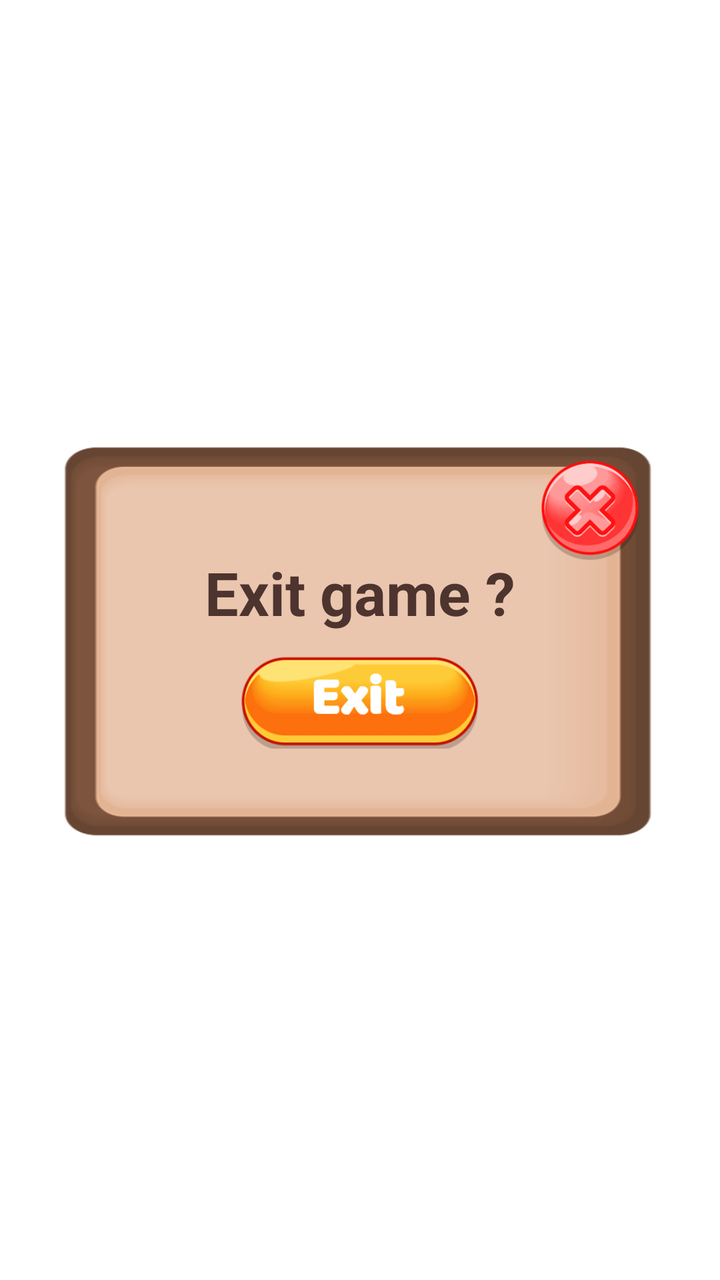
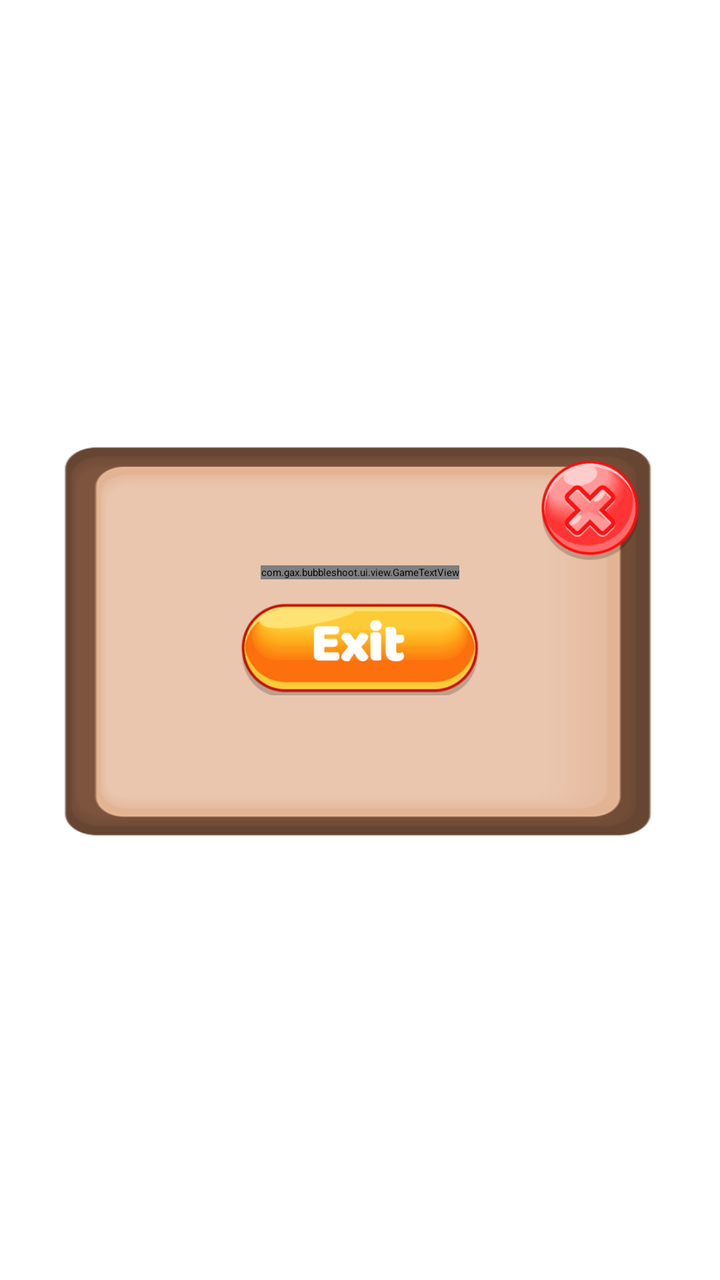

Screens rendered from an Android XML layout before and after an edit, with the pre-edit source and the edit as a unified diff.
<!-- AndroidManifest.xml: application theme Theme.App.Starting -->
<!-- res/layout/dialog_exit.xml -->
<?xml version="1.0" encoding="utf-8"?>
<androidx.constraintlayout.widget.ConstraintLayout
    xmlns:android="http://schemas.android.com/apk/res/android"
    xmlns:app="http://schemas.android.com/apk/res-auto"
    xmlns:tools="http://schemas.android.com/tools"
    android:layout_width="match_parent"
    android:layout_height="match_parent"
    tools:ignore="ContentDescription">

    <ImageView
        android:id="@+id/image_dialog"
        android:layout_width="@dimen/dialog_width"
        android:layout_height="0dp"
        android:background="@drawable/dialog"
        app:layout_constraintBottom_toBottomOf="parent"
        app:layout_constraintDimensionRatio="3:2"
        app:layout_constraintEnd_toEndOf="parent"
        app:layout_constraintStart_toStartOf="parent"
        app:layout_constraintTop_toTopOf="parent" />

    <TextView
        android:id="@+id/txt_exit"
        android:layout_width="wrap_content"
        android:layout_height="wrap_content"
        android:layout_marginTop="@dimen/margin_30"
        app:fontFamily="@font/baloo"
        android:gravity="center"
        android:text="@string/txt_exit"
        android:textColor="@color/brown"
        android:textSize="@dimen/txt_dialog_small_size"
        android:textStyle="bold"
        app:layout_constraintBottom_toBottomOf="@id/image_dialog"
        app:layout_constraintEnd_toEndOf="@id/image_dialog"
        app:layout_constraintStart_toStartOf="@id/image_dialog"
        app:layout_constraintTop_toTopOf="@id/image_dialog"
        app:layout_constraintVertical_bias="0.2" />

    <ImageButton
        android:id="@+id/btn_cancel"
        android:layout_width="@dimen/btn_round_width"
        android:layout_height="@dimen/btn_round_width"
        android:layout_margin="@dimen/margin_10"
        android:background="@drawable/btn_cancel"
        app:layout_constraintEnd_toEndOf="@id/image_dialog"
        app:layout_constraintTop_toTopOf="@id/image_dialog" />

    <ImageButton
        android:id="@+id/btn_exit"
        android:layout_width="@dimen/btn_small_width"
        android:layout_height="0dp"
        android:layout_marginTop="@dimen/margin_10"
        android:background="@drawable/btn_exit"
        app:layout_constraintDimensionRatio="5:2"
        app:layout_constraintEnd_toEndOf="@id/image_dialog"
        app:layout_constraintStart_toStartOf="@id/image_dialog"
        app:layout_constraintTop_toBottomOf="@id/txt_exit" />

</androidx.constraintlayout.widget.ConstraintLayout>
<!-- resources referenced by this layout -->
<resources>
  <color name="brown">#4E342E</color>
  <dimen name="btn_round_width">50dp</dimen>
  <dimen name="btn_small_width">120dp</dimen>
  <dimen name="dialog_width">300dp</dimen>
  <dimen name="margin_10">10dp</dimen>
  <dimen name="margin_30">30dp</dimen>
  <dimen name="txt_dialog_small_size">30sp</dimen>
  <!-- drawable btn_cancel: png bitmap (drawable, 32030 bytes) -->
  <!-- drawable btn_exit: png bitmap (drawable, 32688 bytes) -->
  <!-- drawable dialog: png bitmap (drawable, 19055 bytes) -->
  <string name="txt_exit">Exit game ?</string>
  <style name="Theme.App.Starting" parent="Theme.SplashScreen">
          
          <item name="windowSplashScreenBackground">@color/brown</item>
          
          
          <item name="postSplashScreenTheme">@style/Theme.AnimalsPop</item>
      </style>
  <style name="Theme.AnimalsPop" parent="Theme.MaterialComponents.DayNight.NoActionBar">
          
          <item name="colorPrimary">@color/purple_500</item>
          <item name="colorPrimaryVariant">@color/purple_700</item>
          <item name="colorOnPrimary">@color/white</item>
          
          <item name="colorSecondary">@color/teal_200</item>
          <item name="colorSecondaryVariant">@color/teal_700</item>
          <item name="colorOnSecondary">@color/black</item>
          
          <item name="android:statusBarColor" tools:targetApi="l">?attr/colorPrimaryVariant</item>
          
      </style>
  <color name="purple_500">#FF6200EE</color>
  <color name="purple_700">#FF3700B3</color>
  <color name="white">#FFFFFFFF</color>
  <color name="teal_200">#FF03DAC5</color>
  <color name="teal_700">#FF018786</color>
  <color name="black">#FF000000</color>
</resources>

<!-- the commit's change to res/layout/dialog_exit.xml (unified diff, before → after) -->
@@ -18,7 +18,7 @@
         app:layout_constraintStart_toStartOf="parent"
         app:layout_constraintTop_toTopOf="parent" />
 
-    <TextView
+    <com.gax.bubbleshoot.ui.view.GameTextView
         android:id="@+id/txt_exit"
         android:layout_width="wrap_content"
         android:layout_height="wrap_content"
